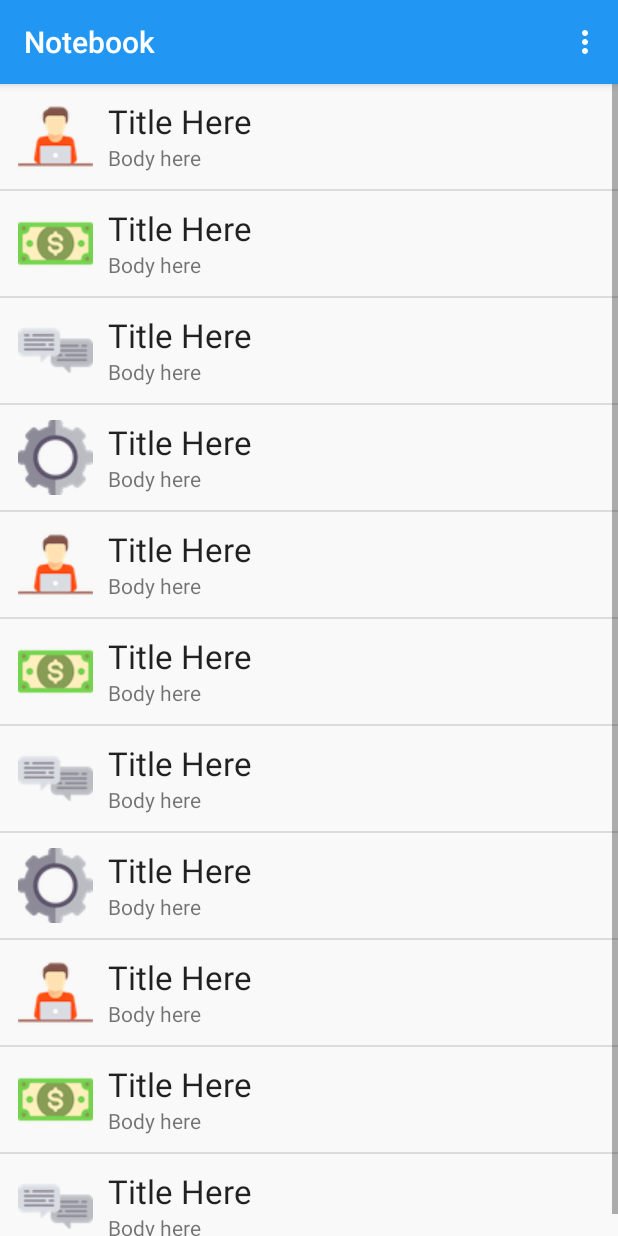
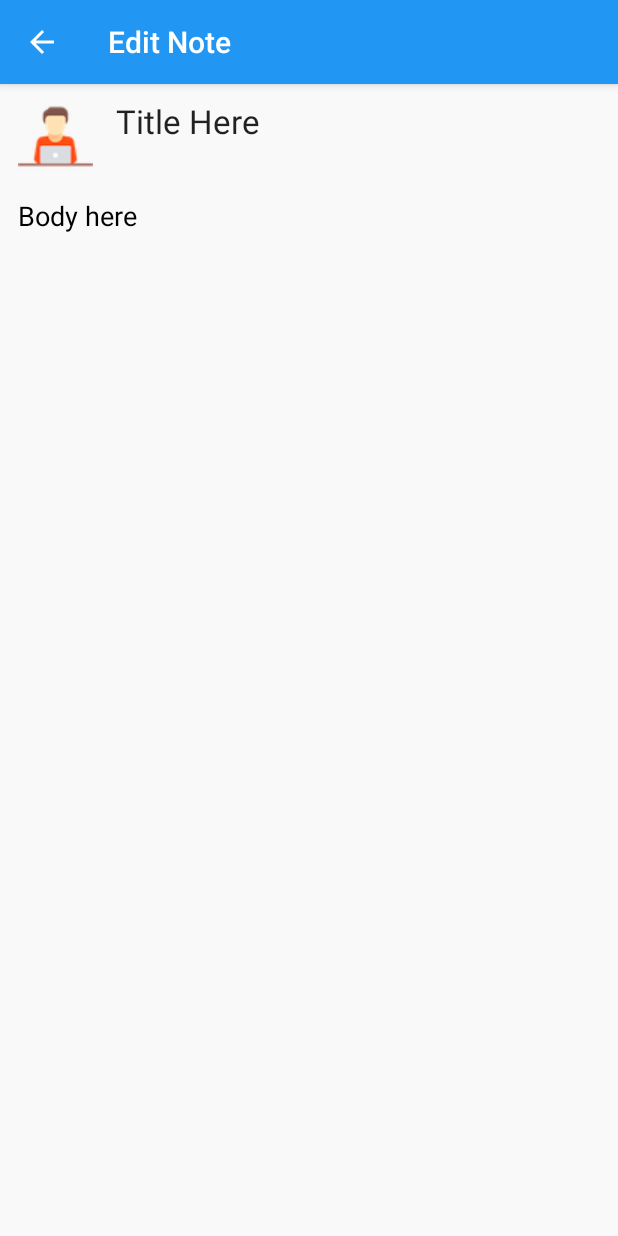
Before and after one commit to lukehalley/Simple-Notebook, an Android app: the screen it shows after launch (MainActivity before the commit, NoteDetailActivity after it), after a tap on "Title Here", on a phone screen of 412 x 824 dp. Run offline under Robolectric (Android 15) with nearby library versions, the phone set to English and light mode, and no system bars; 1 statement that could not run was skipped.

Commit message:
Added Menu & Long Press Edit

```diff
--- a/app/src/main/AndroidManifest.xml
+++ b/app/src/main/AndroidManifest.xml
@@ -8,6 +8,7 @@
         android:label="@string/app_name"
         android:supportsRtl="true"
         android:theme="@style/AppTheme">
+
         <activity
             android:name=".MainActivity"
             android:label="@string/app_name"
@@ -18,6 +19,13 @@
                 <category android:name="android.intent.category.LAUNCHER" />
             </intent-filter>
         </activity>
+
+        <activity
+            android:name=".NoteDetailActivity"
+            android:label="@string/edit_Fragment_Title"
+            android:parentActivityName=".MainActivity">
+        </activity>
+
     </application>
 
 </manifest>
--- a/app/src/main/java/com/lhkstudios/notebook/MainActivity.java
+++ b/app/src/main/java/com/lhkstudios/notebook/MainActivity.java
@@ -11,6 +11,11 @@ import android.view.MenuItem;
 
 public class MainActivity extends AppCompatActivity {
 
+    public static final String NOTE_ID_EXTRA = "com.lhkstudios.notebook.Note Identifier";
+    public static final String NOTE_TITLE_EXTRA = "com.lhkstudios.notebook.Note Title";
+    public static final String NOTE_MESSAGE_EXTRA = "com.lhkstudios.notebook.Note Message";
+    public static final String NOTE_CATEGORY_EXTRA = "com.lhkstudios.notebook.Note Category";
+
     @Override
     protected void onCreate(Bundle savedInstanceState) {
         super.onCreate(savedInstanceState);
@@ -18,14 +23,6 @@ public class MainActivity extends AppCompatActivity {
         Toolbar toolbar = (Toolbar) findViewById(R.id.toolbar);
         setSupportActionBar(toolbar);
 
-//        FloatingActionButton fab = (FloatingActionButton) findViewById(R.id.fab);
-//        fab.setOnClickListener(new View.OnClickListener() {
-//            @Override
-//            public void onClick(View view) {
-//                Snackbar.make(view, "Replace with your own action", Snackbar.LENGTH_LONG)
-//                        .setAction("Action", null).show();
-//            }
-//        });
     }
 
     @Override
--- a/app/src/main/java/com/lhkstudios/notebook/MainActivityListFragment.java
+++ b/app/src/main/java/com/lhkstudios/notebook/MainActivityListFragment.java
@@ -1,10 +1,13 @@
 package com.lhkstudios.notebook;
 
 
+import android.content.Intent;
 import android.os.Bundle;
 import android.support.v4.app.Fragment;
 import android.support.v4.app.ListFragment;
+import android.view.ContextMenu;
 import android.view.LayoutInflater;
+import android.view.MenuInflater;
 import android.view.View;
 import android.view.ViewGroup;
 import android.widget.ArrayAdapter;
@@ -66,11 +69,34 @@ public class MainActivityListFragment extends ListFragment {
 
         setListAdapter(noteAdapter);
 
+        registerForContextMenu(getListView());
+
     }
 
     @Override
     public void onListItemClick(ListView l, View v, int position, long id){
         super.onListItemClick(l, v, position, id);
+
+        launchNoteDetailActivity(position);
+    }
+
+    @Override
+    public void onCreateContextMenu(ContextMenu menu, View v, ContextMenu.ContextMenuInfo menuInfo){
+        super.onCreateContextMenu(menu, v, menuInfo);
+        MenuInflater menuInflater = getActivity().getMenuInflater();
+        menuInflater.inflate(R.menu.long_press_menu, menu);
+    }
+    private void launchNoteDetailActivity (int position) {
+
+        Note note = (Note) getListAdapter().getItem(position);
+        Intent intent = new Intent(getActivity(), NoteDetailActivity.class);
+        intent.putExtra(MainActivity.NOTE_TITLE_EXTRA, note.getTitle());
+        intent.putExtra(MainActivity.NOTE_MESSAGE_EXTRA, note.getMessage());
+        intent.putExtra(MainActivity.NOTE_CATEGORY_EXTRA, note.getCategory());
+        intent.putExtra(MainActivity.NOTE_ID_EXTRA, note.getId());
+
+        startActivity(intent);
+
     }
 
 }
--- /dev/null
+++ b/app/src/main/java/com/lhkstudios/notebook/NoteDetailActivity.java
@@ -0,0 +1,30 @@
+package com.lhkstudios.notebook;
+
+import android.support.v4.app.FragmentManager;
+import android.support.v4.app.FragmentTransaction;
+import android.support.v7.app.AppCompatActivity;
+import android.os.Bundle;
+
+public class NoteDetailActivity extends AppCompatActivity {
+
+    @Override
+    protected void onCreate(Bundle savedInstanceState) {
+        super.onCreate(savedInstanceState);
+        setContentView(R.layout.activity_note_detail);
+
+        createAndAddFragment();
+    }
+
+    private void createAndAddFragment(){
+
+        FragmentManager fragmentManager = getSupportFragmentManager();
+        FragmentTransaction fragmentTransaction = fragmentManager.beginTransaction();
+
+        NoteViewFragment noteViewFragment = new NoteViewFragment();
+        setTitle(R.string.viewFragmentTitle);
+        fragmentTransaction.add(R.id.note_container, noteViewFragment, "NOTE_VIEW_FRAGMENT");
+
+        fragmentTransaction.commit();
+
+    }
+}
--- /dev/null
+++ b/app/src/main/java/com/lhkstudios/notebook/NoteViewFragment.java
@@ -0,0 +1,49 @@
+package com.lhkstudios.notebook;
+
+
+import android.content.Intent;
+import android.os.Bundle;
+import android.support.v4.app.Fragment;
+import android.view.LayoutInflater;
+import android.view.View;
+import android.view.ViewGroup;
+import android.widget.ImageView;
+import android.widget.TextView;
+
+import org.w3c.dom.Text;
+
+
+/**
+ * A simple {@link Fragment} subclass.
+ */
+public class NoteViewFragment extends Fragment {
+
+
+    public NoteViewFragment() {
+        // Required empty public constructor
+    }
+
+
+    @Override
+    public View onCreateView(LayoutInflater inflater, ViewGroup container,
+                             Bundle savedInstanceState) {
+
+        View fragmentLayout = inflater.inflate(R.layout.fragment_note_view, container, false);
+
+        TextView title = (TextView) fragmentLayout.findViewById((R.id.viewNoteTitle));
+        TextView message = (TextView) fragmentLayout.findViewById((R.id.viewNoteMessage));
+        ImageView icon = (ImageView) fragmentLayout.findViewById((R.id.viewNoteIcon));
+
+        Intent intent = getActivity().getIntent();
+
+        title.setText(intent.getExtras().getString(MainActivity.NOTE_TITLE_EXTRA));
+
+        message.setText(intent.getExtras().getString(MainActivity.NOTE_MESSAGE_EXTRA));
+
+        Note.Category noteCat = (Note.Category) intent.getSerializableExtra(MainActivity.NOTE_CATEGORY_EXTRA);
+        icon.setImageResource(Note.categoryToDrawable(noteCat));
+
+        return fragmentLayout;
+    }
+
+}
--- /dev/null
+++ b/app/src/main/res/layout/activity_note_detail.xml
@@ -0,0 +1,9 @@
+<?xml version="1.0" encoding="utf-8"?>
+<LinearLayout xmlns:android="http://schemas.android.com/apk/res/android"
+    xmlns:tools="http://schemas.android.com/tools"
+    android:orientation="vertical"
+    android:layout_width="match_parent"
+    android:layout_height="match_parent"
+    android:id="@+id/note_container"
+    tools:context="com.lhkstudios.notebook.NoteDetailActivity">
+</LinearLayout>
--- a/app/src/main/res/layout/content_main.xml
+++ b/app/src/main/res/layout/content_main.xml
@@ -12,8 +12,7 @@
         android:id="@+id/mainActivityFrag"
         android:name="com.lhkstudios.notebook.MainActivityListFragment"
         android:layout_width="fill_parent"
-        android:layout_height="wrap_content">
-    </fragment>
+        android:layout_height="wrap_content"/>
 
 
 </LinearLayout>
--- /dev/null
+++ b/app/src/main/res/layout/fragment_note_view.xml
@@ -0,0 +1,61 @@
+<?xml version="1.0" encoding="utf-8"?>
+
+<RelativeLayout xmlns:android="http://schemas.android.com/apk/res/android"
+    android:layout_width="match_parent"
+    android:layout_height="match_parent"
+    android:paddingStart="12dp"
+    android:paddingEnd="10dp"
+    android:paddingTop="10dp"
+    android:paddingBottom="10dp"
+    android:background="#f9f9f9">
+
+    <ImageView
+        android:layout_width="wrap_content"
+        android:layout_height="wrap_content"
+        android:id="@+id/viewNoteIcon"
+        android:src="@drawable/personal"
+        android:layout_alignParentTop="true"
+        android:layout_alignParentStart="true"
+        android:layout_marginEnd="15dp"/>
+
+    <ScrollView
+        android:layout_width="wrap_content"
+        android:layout_height="wrap_content"
+        android:id="@+id/noteScrollView"
+        android:layout_alignParentTop="true"
+        android:layout_alignParentEnd="true"
+        android:layout_toEndOf="@+id/viewNoteIcon"
+        android:layout_alignBottom="@+id/viewNoteIcon">
+
+        <TextView
+            android:layout_width="wrap_content"
+            android:layout_height="wrap_content"
+            android:textAppearance="?android:attr/textAppearanceLarge"
+            android:text="Note Title"
+            android:id="@+id/viewNoteTitle"/>
+
+    </ScrollView>
+
+    <ScrollView
+        android:layout_width="wrap_content"
+        android:layout_height="wrap_content"
+        android:layout_below="@+id/noteScrollView"
+        android:layout_alignParentBottom="true"
+        android:layout_alignParentEnd="true"
+        android:layout_alignParentStart="true"
+        android:layout_marginTop="15dp">
+
+        <TextView
+            android:layout_width="wrap_content"
+            android:layout_height="wrap_content"
+            android:textAppearance="?android:attr/textAppearanceLarge"
+            android:text="Test Text"
+            android:id="@+id/viewNoteMessage"
+            android:textSize="18sp"
+            android:textColor="#000000"/>
+
+    </ScrollView>
+
+
+
+</RelativeLayout>
--- /dev/null
+++ b/app/src/main/res/menu/long_press_menu.xml
@@ -0,0 +1,12 @@
+<?xml version="1.0" encoding="utf-8"?>
+<menu xmlns:android="http://schemas.android.com/apk/res/android"
+    android:layout_width="match_parent"
+    android:layout_height="match_parent">
+
+
+    <item
+        android:id="@+id/edit"
+        android:title="@string/edit_menu">
+    </item>
+
+</menu>
--- a/app/src/main/res/values/strings.xml
+++ b/app/src/main/res/values/strings.xml
@@ -1,7 +1,10 @@
 <resources>
     <string name="app_name">Notebook</string>
     <string name="action_settings">Settings</string>
+    <string name="hello_blank_fragment">Hello blank fragment</string>
 
-    <!-- TODO: Remove or change this placeholder text -->
-    <string name="hello_blank_fragment">Hello blank fragment</string>
+    <!--Fragment View Strings-->
+    <string name="view_Fragment_Title">View Note</string>
+    <string name="edit_Fragment_Title">Edit Note</string>
+    <string name="edit_menu">Edit</string>
 </resources>
```
Also changed, not shown: app/src/main/res/layout/activity_main.xml (+0 -8 lines).
